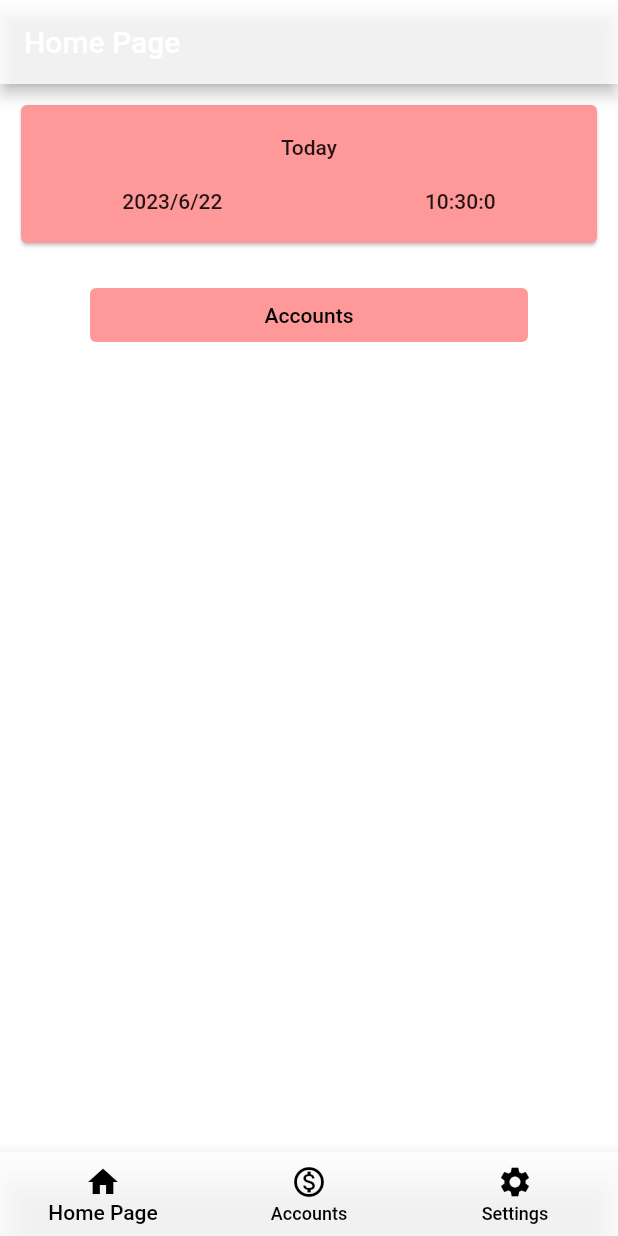
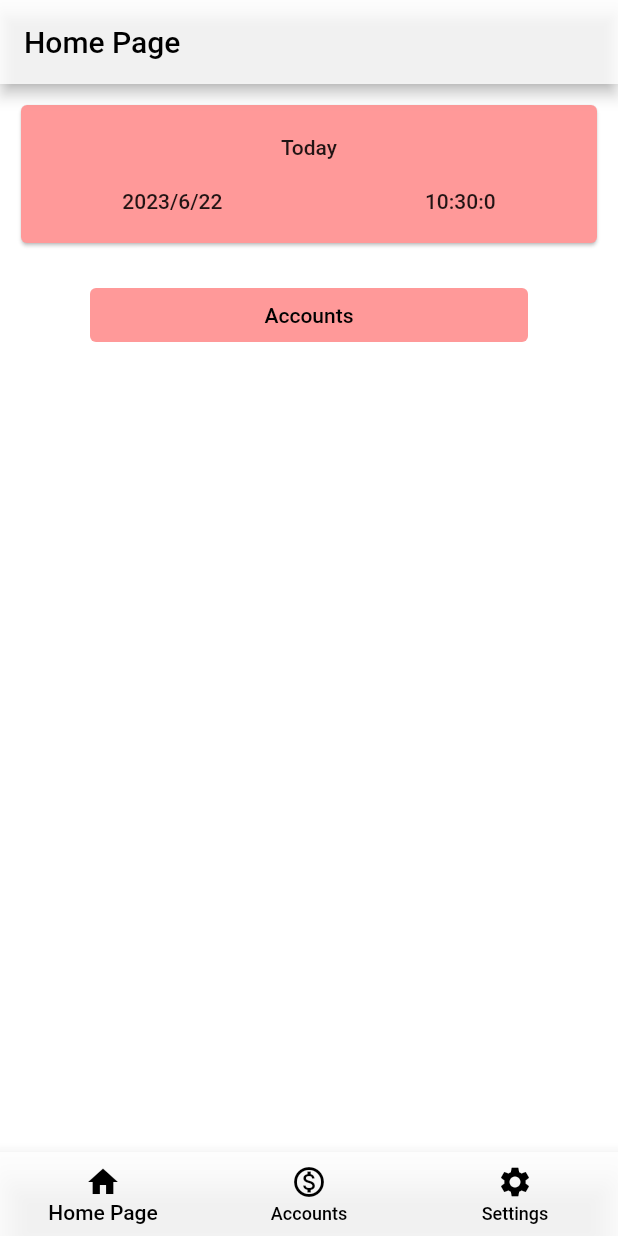
Before and after one commit to reesaam/paria_app_old, a Flutter app: the screen it shows after launch, on a phone screen of 412 x 824 dp. Run offline on Flutter 3.47's test engine with Material 2 defaults, Android fonts, the phone set to English and light mode, and no system bars; our stand-ins replace freezed_annotation, get.

Commit message:
Components and Resources

```diff
--- a/lib/app/components/app_bar/app_bar.dart
+++ b/lib/app/components/app_bar/app_bar.dart
@@ -1,11 +1,12 @@
 import 'package:flutter/material.dart';
 import 'package:paria_app/data/data_models/core_data_models/app_page_detail/app_page_detail.dart';
 import 'package:paria_app/data/resources/app_colors.dart';
+import 'package:paria_app/data/resources/app_text_styles.dart';
 
 class AppAppBar {
   PreferredSizeWidget? mainBar(AppPageDetail pageDetail) => AppBar(
     centerTitle: false,
     backgroundColor: AppColors.appBarBackground,
-    title: Text(pageDetail.pageName ?? ''),
+    title: Text(pageDetail.pageName ?? '', style: AppTextStyles.appBarTitle),
   );
 }
--- /dev/null
+++ b/lib/app/components/app_general_components/app_dividers.dart
@@ -0,0 +1,6 @@
+import 'package:flutter/material.dart';
+import 'package:paria_app/data/resources/app_colors.dart';
+
+class AppDividers {
+  static Widget generalDivider() => Divider(color: AppColors.buttonNormalText);
+}
--- a/lib/app/components/buttons/app_general_button.dart
+++ b/lib/app/components/buttons/app_general_button.dart
@@ -3,19 +3,34 @@ import 'package:get/get.dart';
 import 'package:paria_app/data/resources/app_colors.dart';
 
 class AppGeneralButton extends StatelessWidget {
-  const AppGeneralButton({super.key, required this.text, required this.onTap});
+  const AppGeneralButton(
+      {super.key,
+      required this.text,
+      required this.onTap,
+      this.icon,
+      this.leading});
 
   final String text;
   final Function onTap;
+  final IconData? icon;
+  final IconData? leading;
 
   @override
   Widget build(BuildContext context) => Container(
         width: Get.width,
         child: ElevatedButton(
             style: ButtonStyle(
-                backgroundColor: MaterialStateProperty.all(AppColors.buttonNormal),
-                foregroundColor: MaterialStateProperty.all(AppColors.buttonNormalText)),
+                backgroundColor:
+                    MaterialStateProperty.all(AppColors.buttonNormal),
+                foregroundColor:
+                    MaterialStateProperty.all(AppColors.buttonNormalText)),
             onPressed: onTap(),
-            child: Text(text)),
+            child: Row(
+                mainAxisAlignment: MainAxisAlignment.spaceBetween,
+                children: [
+              Icon(icon),
+              Text(text),
+              Icon(leading),
+            ]),),
       );
 }
--- a/lib/data/resources/app_colors.dart
+++ b/lib/data/resources/app_colors.dart
@@ -24,7 +24,7 @@ class AppColors {
   //AppBar
   // static Color get appBarBackground => _persianGreen;
   static Color get appBarBackground => appBackground.withOpacity(0.8);
-  static Color get appBarText => _textNormalWhite;
+  static Color get appBarText => _textNormal;
 
   //Bottom Navigation Bar
   static Color get bottomBarBackground => appBarBackground.withOpacity(0.8);
--- a/lib/data/resources/app_spaces.dart
+++ b/lib/data/resources/app_spaces.dart
@@ -2,5 +2,6 @@ import 'package:flutter/cupertino.dart';
 
 class AppSpaces {
   static Widget get h20 => const SizedBox(height: 20);
+  static Widget get h40 => const SizedBox(height: 40);
   static Widget get w20 => const SizedBox(width: 20);
 }
--- a/lib/data/resources/app_texts.dart
+++ b/lib/data/resources/app_texts.dart
@@ -4,4 +4,8 @@ class AppTexts {
 
   ///HomePage
   static String get homepageDateTimeTitle => 'Today';
+
+  ///Accounts
+  static String get accountsContacts => 'Contacts';
+  static String get accountsRecordsTableTitle => 'Records Table';
 }
```
